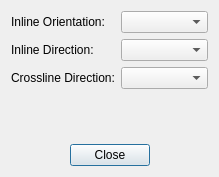
First picture: the form in GridUI/orientationdialog.ui, repository fsoos74/su, before the edit.
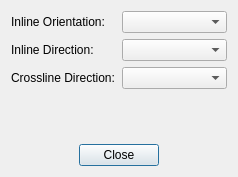
Second picture: the form after the edit. Icons and pictures are not drawn.

The edit to the form file:
```diff
--- a/GridUI/orientationdialog.ui
+++ b/GridUI/orientationdialog.ui
@@ -6,7 +6,7 @@
    <rect>
     <x>0</x>
     <y>0</y>
-    <width>219</width>
+    <width>238</width>
     <height>177</height>
    </rect>
   </property>
```
Left out of the diff: 8 changed lines with no effect on the pictures.
